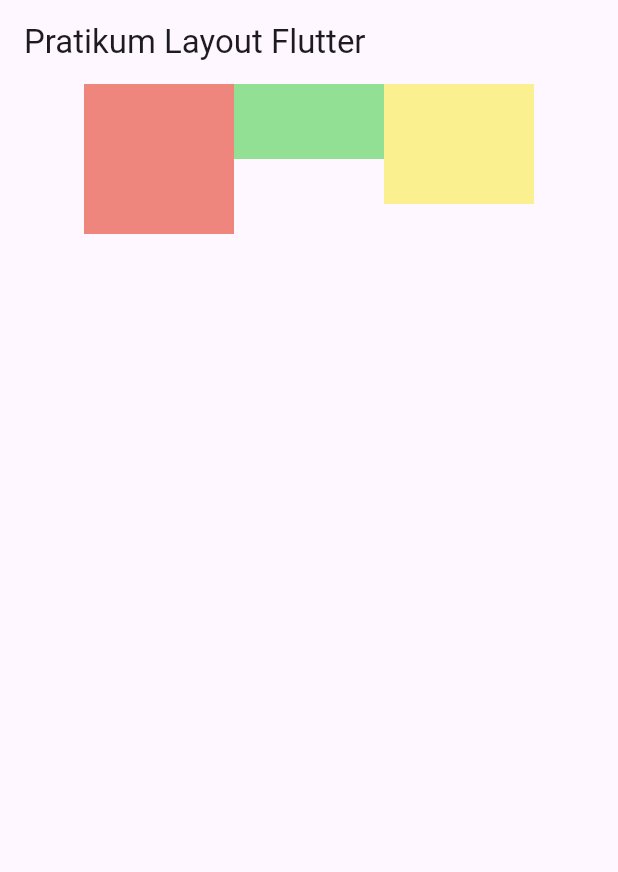
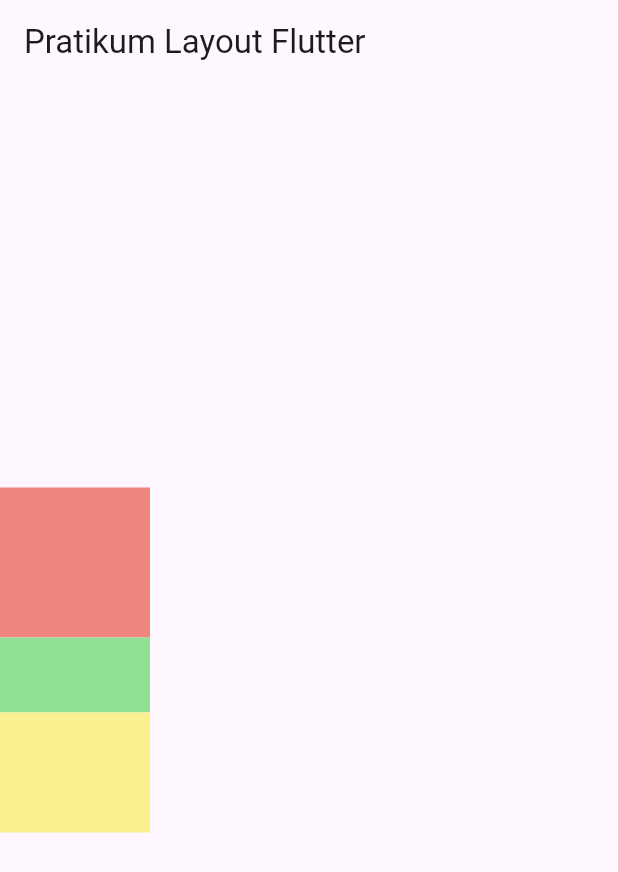
Before and after one commit to vinagunawan/pratikum_multiplatform_unit_3, a Flutter app: the screen it shows after launch, on a phone screen of 412 x 824 dp. Shown: the top 872 px of the screen. Run offline on Flutter 3.47's test engine with Material 3 defaults, Android fonts, the light colour scheme and no system bars.

Commit message:
commit e

```diff
--- a/lib/main.dart
+++ b/lib/main.dart
@@ -23,9 +23,9 @@ class HomePage extends StatelessWidget{
       appBar: AppBar(
         title:const Text('Pratikum Layout Flutter'),
       ),
-    body: Row(
+    body: Column(
       mainAxisAlignment: MainAxisAlignment.center,
-      crossAxisAlignment: CrossAxisAlignment.start,
+      crossAxisAlignment: CrossAxisAlignment.end,
       children: <Widget>[
         Container(
           color: const Color.fromARGB(255, 239, 134, 126),
```
